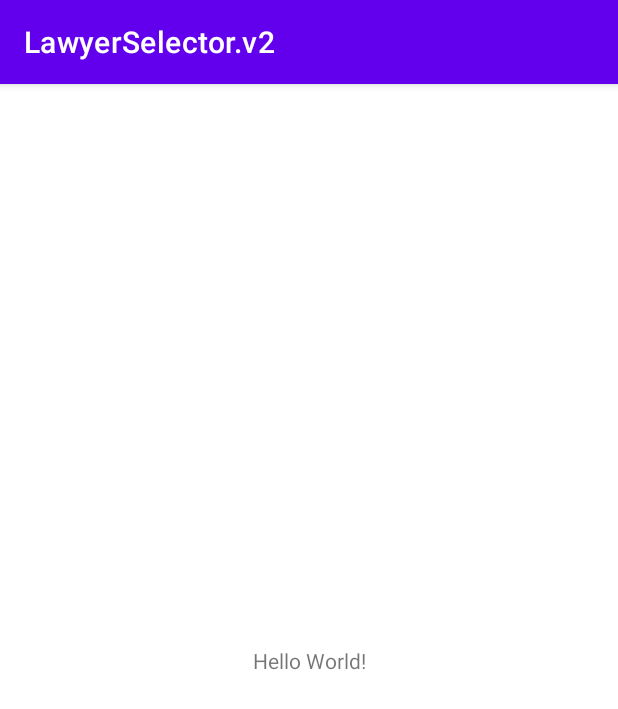
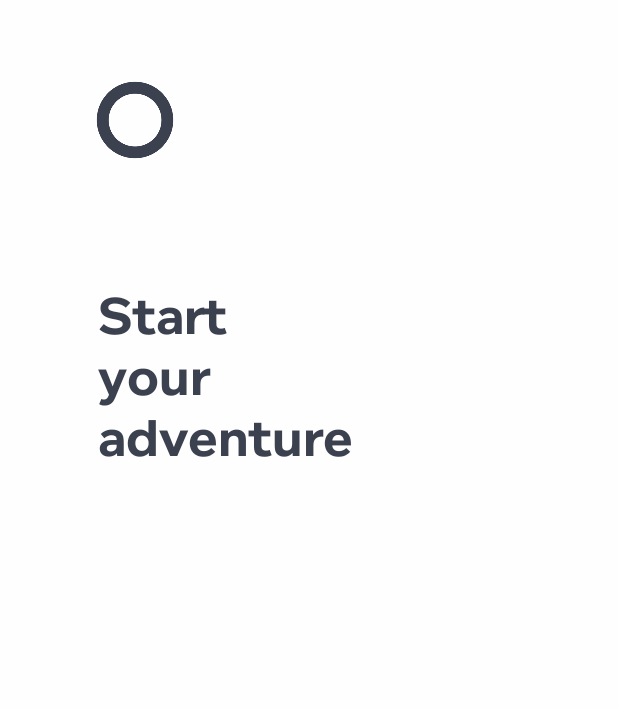
Before and after one commit to fparra00/Lawyer_Selector, an Android app: the screen it shows after launch (MainActivity), on a phone screen of 412 x 824 dp. Shown: the top 709 px of the screen. Run offline under Robolectric (Android 15) with nearby library versions, the phone set to English and light mode, and no system bars.

Commit message:
Main Design

```diff
--- a/app/src/main/AndroidManifest.xml
+++ b/app/src/main/AndroidManifest.xml
@@ -8,7 +8,7 @@
         android:label="@string/app_name"
         android:roundIcon="@mipmap/ic_launcher_round"
         android:supportsRtl="true"
-        android:theme="@style/Theme.LawyerSelectorv2">
+        android:theme="@style/Theme.AppCompat.NoActionBar">
         <activity
             android:name=".MainActivity"
             android:exported="true">
--- a/app/src/main/res/layout/activity_main.xml
+++ b/app/src/main/res/layout/activity_main.xml
@@ -1,18 +1,58 @@
 <?xml version="1.0" encoding="utf-8"?>
-<androidx.constraintlayout.widget.ConstraintLayout xmlns:android="http://schemas.android.com/apk/res/android"
+<LinearLayout xmlns:android="http://schemas.android.com/apk/res/android"
     xmlns:app="http://schemas.android.com/apk/res-auto"
     xmlns:tools="http://schemas.android.com/tools"
+    android:id="@+id/lyMainPrincipal"
     android:layout_width="match_parent"
     android:layout_height="match_parent"
+    android:background="@color/bgWhite"
+    android:orientation="vertical"
+    android:paddingLeft="40dp"
+    android:paddingTop="30dp"
+    android:paddingRight="30dp"
+    android:paddingBottom="50dp"
+
     tools:context=".MainActivity">
 
-    <TextView
+    <LinearLayout
+        android:id="@+id/lyContainer"
         android:layout_width="wrap_content"
         android:layout_height="wrap_content"
-        android:text="Hello World!"
-        app:layout_constraintBottom_toBottomOf="parent"
-        app:layout_constraintLeft_toLeftOf="parent"
-        app:layout_constraintRight_toRightOf="parent"
-        app:layout_constraintTop_toTopOf="parent" />
+        android:background="@color/bgWhite"
+        android:orientation="vertical">
 
-</androidx.constraintlayout.widget.ConstraintLayout>
+        <LinearLayout
+            android:id="@+id/lyLogo"
+            android:layout_width="wrap_content"
+            android:layout_height="wrap_content"
+            android:orientation="vertical">
+
+            <ImageView
+                android:id="@+id/imageView3"
+                android:layout_width="100dp"
+                android:layout_height="100dp"
+                app:srcCompat="@drawable/icon_circle" />
+        </LinearLayout>
+
+    </LinearLayout>
+
+    <LinearLayout
+        android:id="@+id/lyText"
+        android:layout_width="match_parent"
+        android:layout_height="match_parent"
+        android:orientation="vertical"
+        android:paddingLeft="25dp"
+        android:paddingTop="60dp">
+
+        <TextView
+            android:id="@+id/textView2"
+            android:layout_width="match_parent"
+            android:layout_height="wrap_content"
+            android:fontFamily="@font/foundry_context"
+            android:text="Start \nyour \nadventure"
+            android:textColor="@color/fontMain"
+            android:textSize="35dp"
+            android:textStyle="bold" />
+    </LinearLayout>
+
+</LinearLayout>
--- a/app/src/main/res/values/colors.xml
+++ b/app/src/main/res/values/colors.xml
@@ -7,4 +7,13 @@
     <color name="teal_700">#FF018786</color>
     <color name="black">#FF000000</color>
     <color name="white">#FFFFFFFF</color>
+    <!-- App Colors -->
+    <color name="bgWhite">#fffefe</color>
+    <!-- Font Colors -->
+    <color name="fontMain">#3b414f</color>
+    <!-- Button Colors -->
+    <color name="btnMain">#f8af1d</color>
+
+
+
 </resources>
```
Also changed, not shown: app/src/main/res/drawable-v24/icon_circle.png (added), app/src/main/res/drawable-v24/icon_principal.png (added), app/src/main/res/font/foundry_context.ttf (added).
